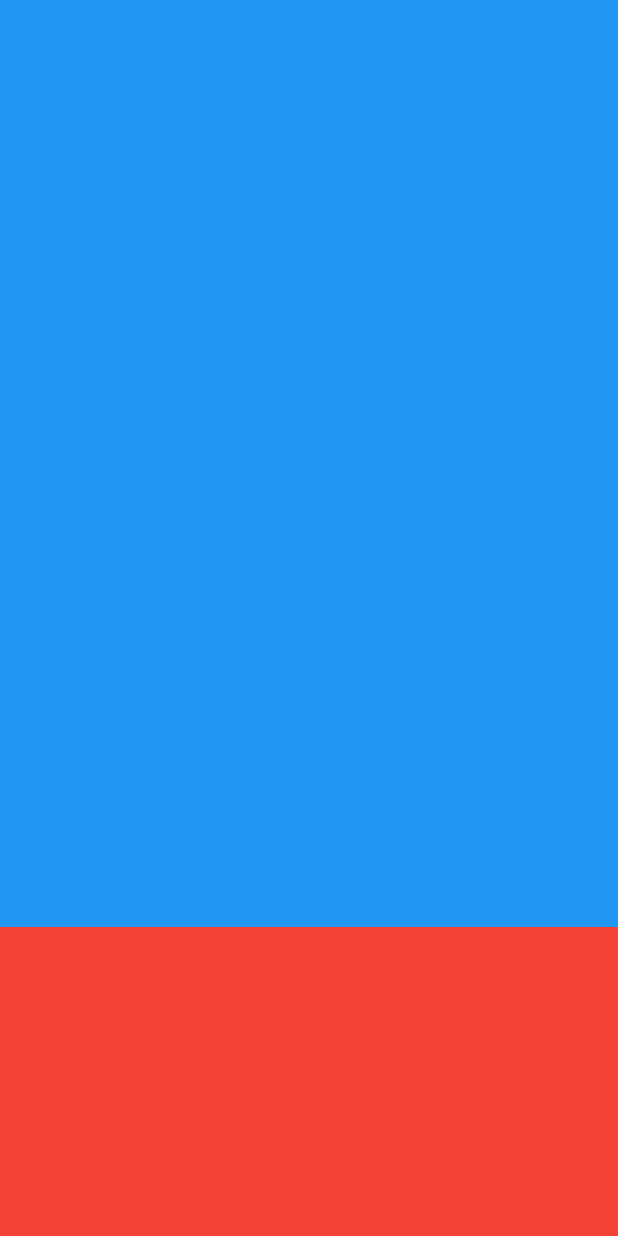
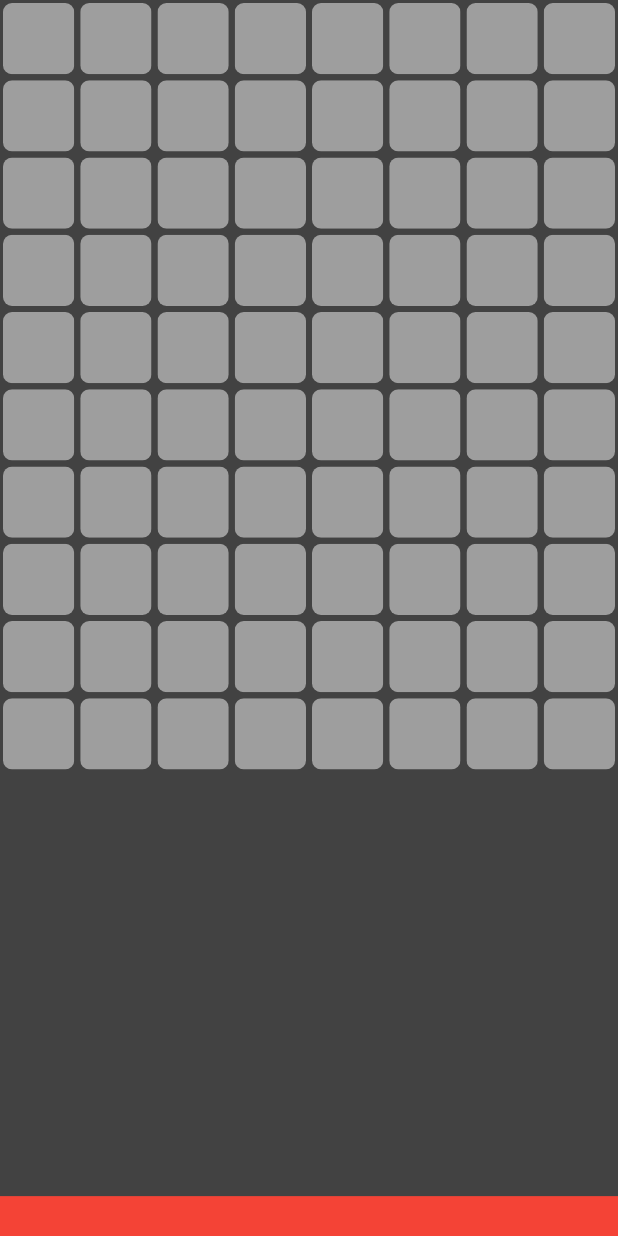
Before and after one commit to WalterYeYint/Khet_Laser_Game, a Flutter app: the screen it shows after launch, on a phone screen of 412 x 824 dp. Run offline on Flutter 3.47's test engine with Material 2 defaults, Android fonts, the phone set to English and light mode, and no system bars.

Commit message:
Created a 8x10 board in homepage.dart.

```diff
--- a/Khet_Laser_Game/lib/homepage.dart
+++ b/Khet_Laser_Game/lib/homepage.dart
@@ -6,25 +6,38 @@ class HomePage extends StatefulWidget {
 }
 
 class _HomePageState extends State<HomePage> {
+  int numberOfSquares = 80;
+
   @override
   Widget build(BuildContext context) {
     return Scaffold(
       backgroundColor: Colors.grey[800],
-      body: Column(
-        children: [
+      body: Column(children: [
         Expanded(
-            flex: 3,
+          flex: 30,
           child: Container(
-              color: Colors.blue,
-            ),
+              child: GridView.builder(
+                  physics: NeverScrollableScrollPhysics(),
+                  itemCount: numberOfSquares,
+                  gridDelegate: SliverGridDelegateWithFixedCrossAxisCount(
+                      crossAxisCount: 8),
+                  itemBuilder: (BuildContext context, int index) {
+                    return Padding(
+                      padding: const EdgeInsets.all(2.0),
+                      child: ClipRRect(
+                        borderRadius: BorderRadius.circular(6),
+                          child: Container(
+                        color: Colors.grey,
+                      )),
+                    );
+                  })),
         ),
         Expanded(
           child: Container(
             color: Colors.red,
           ),
         ),
-        ]
-      ),
+      ]),
     );
   }
 }
```
Lines whose indentation alone changed are shown as unchanged.
